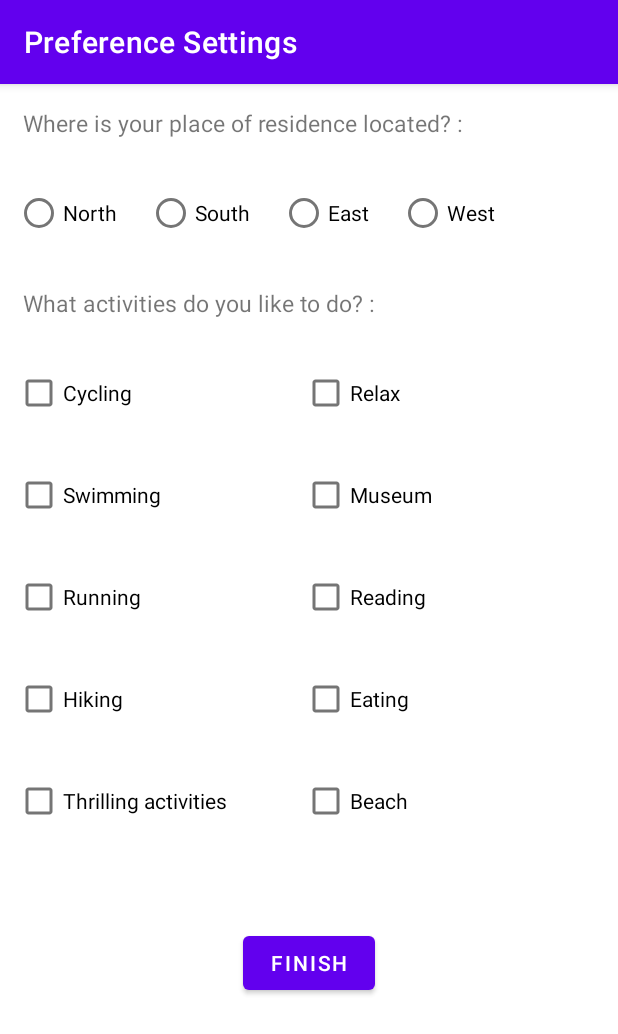
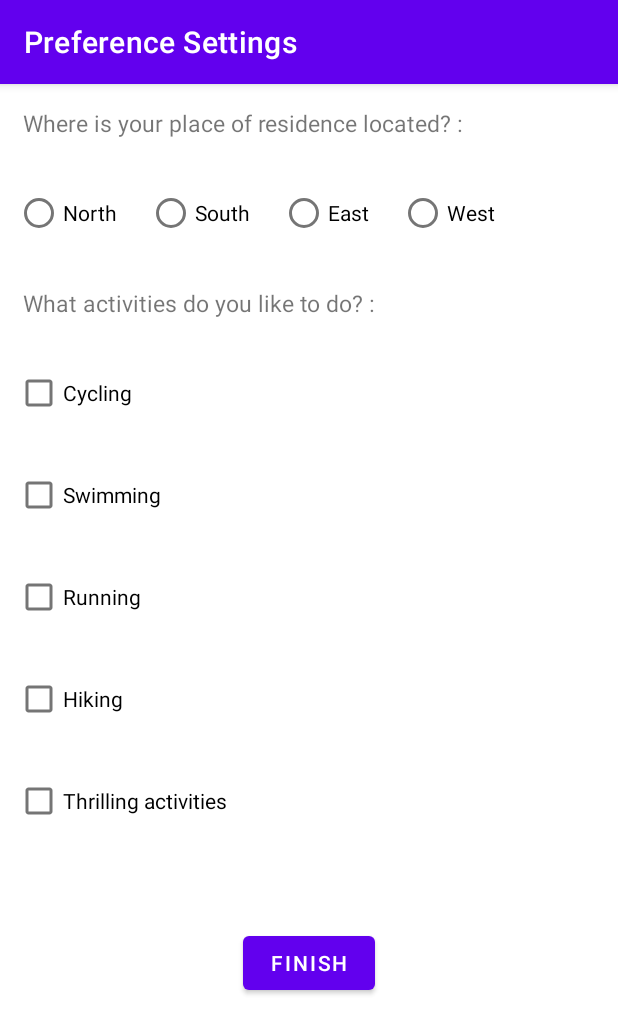
Before and after one commit to eezj35/OrbitalApp, an Android app: the PrefForm screen opened directly, with no data from a screen before it, on a phone screen of 412 x 824 dp. Shown: the top 1034 px of the screen. Run offline under Robolectric (Android 15) with nearby library versions, the phone set to English and light mode, and no system bars; our stand-ins replace Firebase (no records; nobody signed in at launch, a user with empty details on screens opened directly); Roboto replaces fonts that are not available here.

```diff
--- a/app/src/main/java/com/example/orbital_app/PrefForm.java
+++ b/app/src/main/java/com/example/orbital_app/PrefForm.java
@@ -6,6 +6,7 @@ import androidx.appcompat.app.AppCompatActivity;
 import android.os.Bundle;
 import android.view.View;
 import android.widget.Button;
+import android.widget.CheckBox;
 import android.widget.RadioButton;
 import android.widget.RadioGroup;
 import android.widget.Toast;
@@ -18,10 +19,18 @@ import com.google.firebase.database.DatabaseReference;
 import com.google.firebase.database.FirebaseDatabase;
 import com.google.firebase.database.ValueEventListener;
 
+import java.util.ArrayList;
+
 public class PrefForm extends AppCompatActivity {
 
     RadioGroup radioGroup;
     RadioButton radioButton;
+
+    CheckBox cb1;
+    CheckBox cb2;
+    CheckBox cb3;
+    CheckBox cb4;
+    CheckBox cb5;
 
     private FirebaseDatabase rtdb = FirebaseDatabase.getInstance();
     DatabaseReference prefRef;
@@ -38,6 +47,22 @@ public class PrefForm extends AppCompatActivity {
 
         radioGroup = findViewById(R.id.radioGroup);
 
+        cb1 = findViewById(R.id.cb1);
+        cb2 = findViewById(R.id.cb2);
+        cb3 = findViewById(R.id.cb3);
+        cb4 = findViewById(R.id.cb4);
+        cb5 = findViewById(R.id.cb5);
+
+        ArrayList<CheckBox> cbList = new ArrayList<>();
+
+        cbList.add(cb1);
+        cbList.add(cb2);
+        cbList.add(cb3);
+        cbList.add(cb4);
+        cbList.add(cb5);
+
+
+
         Button btnFinish = findViewById(R.id.btnFinish);
         btnFinish.setOnClickListener(new View.OnClickListener() {
             @Override
@@ -49,6 +74,13 @@ public class PrefForm extends AppCompatActivity {
                     @Override
                     public void onDataChange(@NonNull DataSnapshot snapshot) {
                         prefRef.child("house").setValue(radioButton.getText().toString());
+                        int i=1;
+                        for(CheckBox cb: cbList){
+                            if(cb.isChecked()){
+                                prefRef.child("activities").child("activity"+i).setValue(cb.getText());
+                                i++;
+                            }
+                        }
                     }
 
                     @Override
--- a/app/src/main/res/layout/activity_pref_form.xml
+++ b/app/src/main/res/layout/activity_pref_form.xml
@@ -85,71 +85,76 @@
                     android:layout_width="wrap_content"
                     android:layout_height="wrap_content"
                     android:text="Cycling"
+                    android:id="@+id/cb1"
                     android:layout_margin="10dp"/>
 
                 <CheckBox
                     android:layout_width="wrap_content"
                     android:layout_height="wrap_content"
                     android:text="Swimming"
+                    android:id="@+id/cb2"
                     android:layout_margin="10dp"/>
 
                 <CheckBox
                     android:layout_width="wrap_content"
                     android:layout_height="wrap_content"
                     android:text="Running"
+                    android:id="@+id/cb3"
                     android:layout_margin="10dp"/>
 
                 <CheckBox
                     android:layout_width="wrap_content"
                     android:layout_height="wrap_content"
                     android:text="Hiking"
+                    android:id="@+id/cb4"
                     android:layout_margin="10dp"/>
 
                 <CheckBox
                     android:layout_width="wrap_content"
                     android:layout_height="wrap_content"
                     android:text="Thrilling activities"
+                    android:id="@+id/cb5"
                     android:layout_margin="10dp"/>
 
             </LinearLayout>
 
-            <LinearLayout
-                android:layout_width="wrap_content"
-                android:layout_height="wrap_content"
-                android:orientation="vertical"
-                android:layout_marginLeft="30dp">
+<!--            <LinearLayout-->
+<!--                android:layout_width="wrap_content"-->
+<!--                android:layout_height="wrap_content"-->
+<!--                android:orientation="vertical"-->
+<!--                android:layout_marginLeft="30dp">-->
 
-                <CheckBox
-                    android:layout_width="wrap_content"
-                    android:layout_height="wrap_content"
-                    android:text="Relax"
-                    android:layout_margin="10dp"/>
+<!--                <CheckBox-->
+<!--                    android:layout_width="wrap_content"-->
+<!--                    android:layout_height="wrap_content"-->
+<!--                    android:text="Relax"-->
+<!--                    android:layout_margin="10dp"/>-->
 
-                <CheckBox
-                    android:layout_width="wrap_content"
-                    android:layout_height="wrap_content"
-                    android:text="Museum"
-                    android:layout_margin="10dp"/>
+<!--                <CheckBox-->
+<!--                    android:layout_width="wrap_content"-->
+<!--                    android:layout_height="wrap_content"-->
+<!--                    android:text="Museum"-->
+<!--                    android:layout_margin="10dp"/>-->
 
-                <CheckBox
-                    android:layout_width="wrap_content"
-                    android:layout_height="wrap_content"
-                    android:text="Reading"
-                    android:layout_margin="10dp"/>
+<!--                <CheckBox-->
+<!--                    android:layout_width="wrap_content"-->
+<!--                    android:layout_height="wrap_content"-->
+<!--                    android:text="Reading"-->
+<!--                    android:layout_margin="10dp"/>-->
 
-                <CheckBox
-                    android:layout_width="wrap_content"
-                    android:layout_height="wrap_content"
-                    android:text="Eating"
-                    android:layout_margin="10dp"/>
+<!--                <CheckBox-->
+<!--                    android:layout_width="wrap_content"-->
+<!--                    android:layout_height="wrap_content"-->
+<!--                    android:text="Eating"-->
+<!--                    android:layout_margin="10dp"/>-->
 
-                <CheckBox
-                    android:layout_width="wrap_content"
-                    android:layout_height="wrap_content"
-                    android:text="Beach "
-                    android:layout_margin="10dp"/>
+<!--                <CheckBox-->
+<!--                    android:layout_width="wrap_content"-->
+<!--                    android:layout_height="wrap_content"-->
+<!--                    android:text="Beach "-->
+<!--                    android:layout_margin="10dp"/>-->
 
-            </LinearLayout>
+<!--            </LinearLayout>-->
 
         </LinearLayout>
 
```
